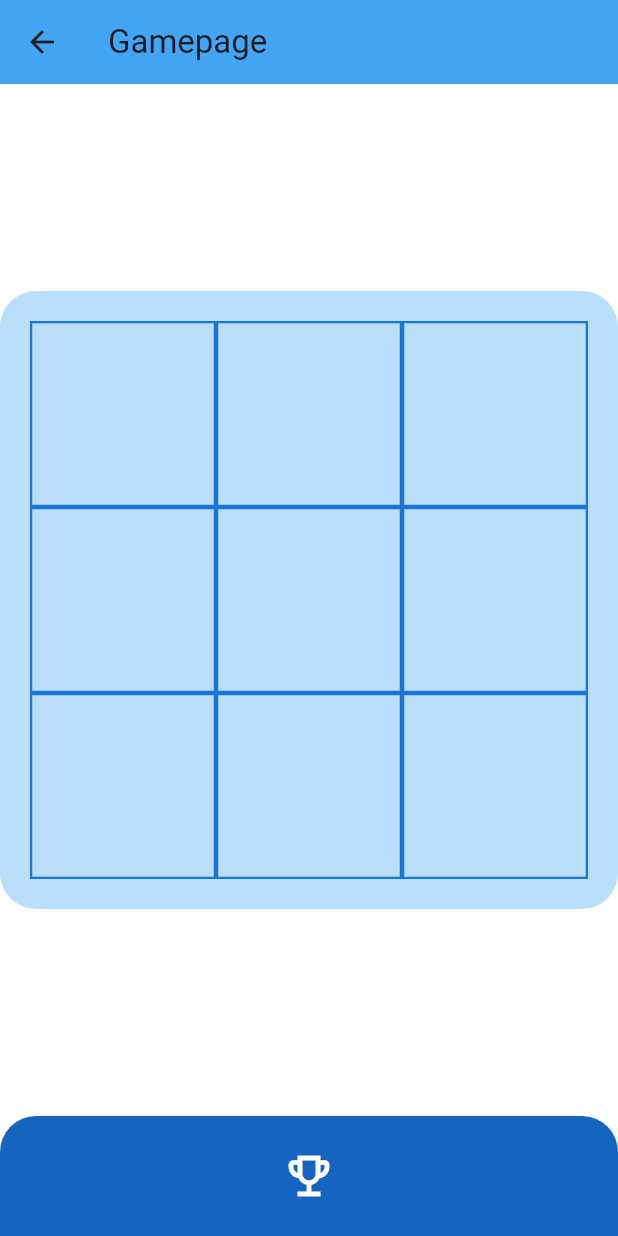
After one commit to Emriqurrizal/tictactekber, a Flutter app: the screen it shows after launch, after a tap on "Start Game", on a phone screen of 412 x 824 dp. The commit adds this screen. Run offline on Flutter 3.47's test engine with Material 3 defaults, Android fonts, the phone set to English and light mode, and no system bars; our stand-ins replace cloud_firestore, firebase_core; accounts and stored records are empty.

Commit message:
game logic and scoring

```diff
--- /dev/null
+++ b/lib/game.dart
@@ -0,0 +1,190 @@
+import 'package:flutter/material.dart';
+
+class TicTacToeGame extends StatefulWidget {
+  const TicTacToeGame({super.key});
+
+  @override
+  State<TicTacToeGame> createState() => _TicTacToeGameState();
+}
+
+class _TicTacToeGameState extends State<TicTacToeGame> {
+  static const List<List<int>> _winningLines = [
+    [0, 1, 2],
+    [3, 4, 5],
+    [6, 7, 8],
+    [0, 3, 6],
+    [1, 4, 7],
+    [2, 5, 8],
+    [0, 4, 8],
+    [2, 4, 6],
+  ];
+
+  List<String> _board = List.filled(9, '');
+  String _currentPlayer = 'X';
+  int _xScore = 0;
+  int _oScore = 0;
+  int _draws = 0;
+
+  void _makeMove(int index) {
+    if (_board[index].isNotEmpty) return;
+
+    setState(() {
+      _board[index] = _currentPlayer;
+    });
+
+    final winner = _checkWinner();
+    if (winner != null) {
+      if (winner == 'Draw') {
+        _draws++;
+        _showResultDialog('Draw');
+      } else {
+        winner == 'X' ? _xScore++ : _oScore++;
+        _showResultDialog('Player $winner wins!');
+      }
+    } else {
+      setState(() {
+        _currentPlayer = _currentPlayer == 'X' ? 'O' : 'X';
+      });
+    }
+  }
+
+  String? _checkWinner() {
+    for (final line in _winningLines) {
+      final a = _board[line[0]];
+      final b = _board[line[1]];
+      final c = _board[line[2]];
+      if (a.isNotEmpty && a == b && b == c) return a;
+    }
+    if (_board.every((e) => e.isNotEmpty)) return 'Draw';
+    return null;
+  }
+
+  void _resetBoard() {
+    setState(() {
+      _board = List.filled(9, '');
+      _currentPlayer = 'X';
+    });
+  }
+
+  void _resetScores() {
+    setState(() {
+      _xScore = 0;
+      _oScore = 0;
+      _draws = 0;
+    });
+  }
+
+  Future<void> _showResultDialog(String title) async {
+    await showDialog<void>(
+      context: context,
+      builder: (_) => AlertDialog(
+        title: Text(title),
+        content: Text(
+          'Scores\nX: $_xScore   O: $_oScore   Draws: $_draws',
+        ),
+        actions: [
+          TextButton(
+            onPressed: () {
+              Navigator.pop(context);
+              _resetBoard();
+            },
+            child: const Text('Play again'),
+          ),
+          TextButton(
+            onPressed: () {
+              _resetBoard();
+              _resetScores();
+              Navigator.pop(context);
+            },
+            child: const Text('Reset scores'),
+          ),
+        ],
+      ),
+    );
+  }
+
+  Widget _buildCell(int index) {
+    final value = _board[index];
+    return GestureDetector(
+      onTap: () => _makeMove(index),
+      child: Container(
+        decoration: BoxDecoration(
+          border: Border.all(
+            color: Colors.blue.shade700,
+            width: 1.5,
+          ),
+        ),
+        child: Center(
+          child: Text(
+            value,
+            style: TextStyle(
+              fontSize: 44,
+              fontWeight: FontWeight.bold,
+              color: value == 'X'
+                  ? Colors.blue.shade900
+                  : Colors.red.shade700,
+            ),
+          ),
+        ),
+      ),
+    );
+  }
+
+  @override
+  Widget build(BuildContext context) {
+    return Scaffold(
+      backgroundColor: Colors.white,
+
+      // 🔹 Top bar
+      appBar: AppBar(
+        backgroundColor: Colors.blue.shade400,
+        elevation: 0,
+        title: const Text('Gamepage'),
+      ),
+
+      body: Column(
+        mainAxisAlignment: MainAxisAlignment.center,
+        children: [
+          // 🔹 Board container
+          Container(
+            padding: const EdgeInsets.all(20),
+            decoration: BoxDecoration(
+              color: Colors.blue.shade100,
+              borderRadius: BorderRadius.circular(24),
+            ),
+            child: AspectRatio(
+              aspectRatio: 1,
+              child: GridView.builder(
+                physics: const NeverScrollableScrollPhysics(),
+                itemCount: 9,
+                gridDelegate:
+                    const SliverGridDelegateWithFixedCrossAxisCount(
+                  crossAxisCount: 3,
+                ),
+                itemBuilder: (_, index) => _buildCell(index),
+              ),
+            ),
+          ),
+        ],
+      ),
+
+      // 🔹 Bottom bar (leaderboard access)
+      bottomNavigationBar: Container(
+        height: 80,
+        decoration: BoxDecoration(
+          color: Colors.blue.shade800,
+          borderRadius: const BorderRadius.vertical(
+            top: Radius.circular(24),
+          ),
+        ),
+        child: const Center(
+          child: Icon(
+            Icons.emoji_events_outlined,
+            color: Colors.white,
+            size: 36,
+          ),
+        ),
+      ),
+    );
+  }
+}
--- a/lib/main.dart
+++ b/lib/main.dart
@@ -2,14 +2,9 @@ import 'package:flutter/material.dart';
 import 'package:firebase_core/firebase_core.dart';
 import 'package:tictactekber/firebase_options.dart';
 import 'package:tictactekber/screens/login_screen.dart';
+import 'package:tictactekber/game.dart';
 
-void main() async {
-  WidgetsFlutterBinding.ensureInitialized();
-
-  await Firebase.initializeApp(
-    options: DefaultFirebaseOptions.android,
-  );
-
+void main() {
   runApp(const MyApp());
 }
 
@@ -19,13 +14,15 @@ class MyApp extends StatelessWidget {
   @override
   Widget build(BuildContext context) {
     return MaterialApp(
-      title: 'Tic Tac Toe Tekber',
       debugShowCheckedModeBanner: false,
-      theme: ThemeData(
-        colorScheme: ColorScheme.fromSeed(seedColor: Colors.blue),
-        useMaterial3: true,
-      ),
-      home: const LoginScreen(),
+
+      // 👇 REQUIRED for web routing
+      initialRoute: '/',
+
+      routes: {
+        '/': (context) => const LoginScreen(),
+        '/game': (context) => const TicTacToeGame(),
+      },
     );
   }
 }
--- a/lib/screens/login_screen.dart
+++ b/lib/screens/login_screen.dart
@@ -90,6 +90,13 @@ class _LoginScreenState extends State<LoginScreen> {
                   ),
                 ),
 
+                ElevatedButton(
+                  onPressed: () {
+                    Navigator.pushNamed(context, '/game');
+                  },
+                  child: const Text('Start Game'),
+                ),
+
                 const SizedBox(height: 60),
               ],
             ),
```
Also changed, not shown: lib/screens/game_screen.dart (+24 -2 lines), lib/screens/login_form_screen.dart (line endings or trailing spaces).
